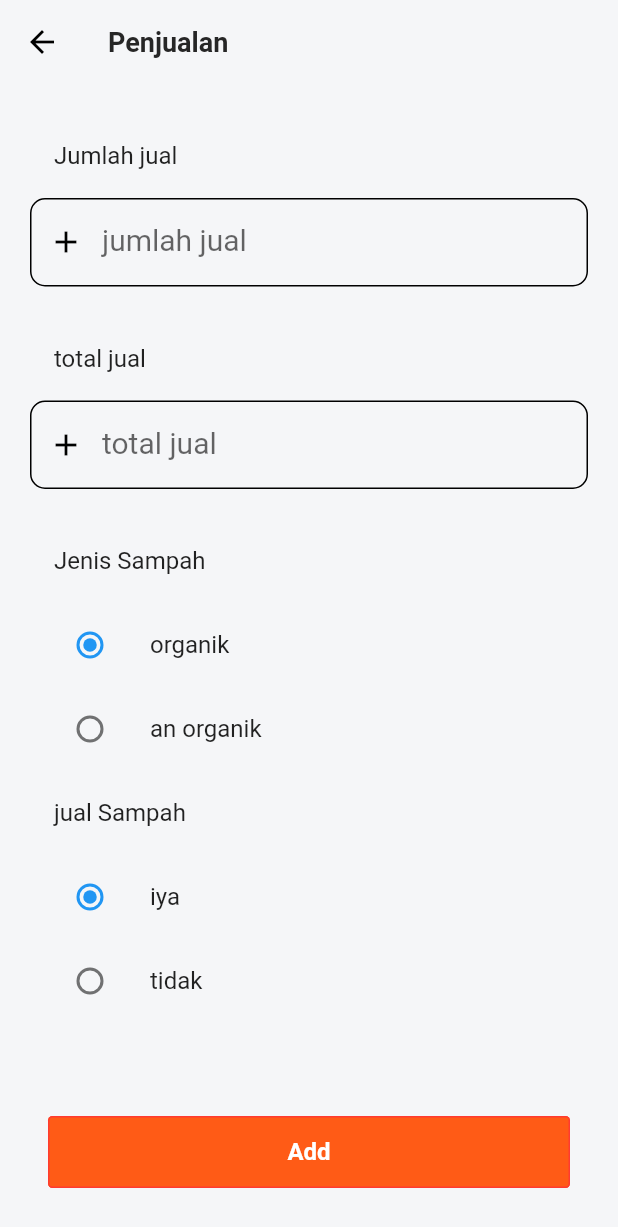
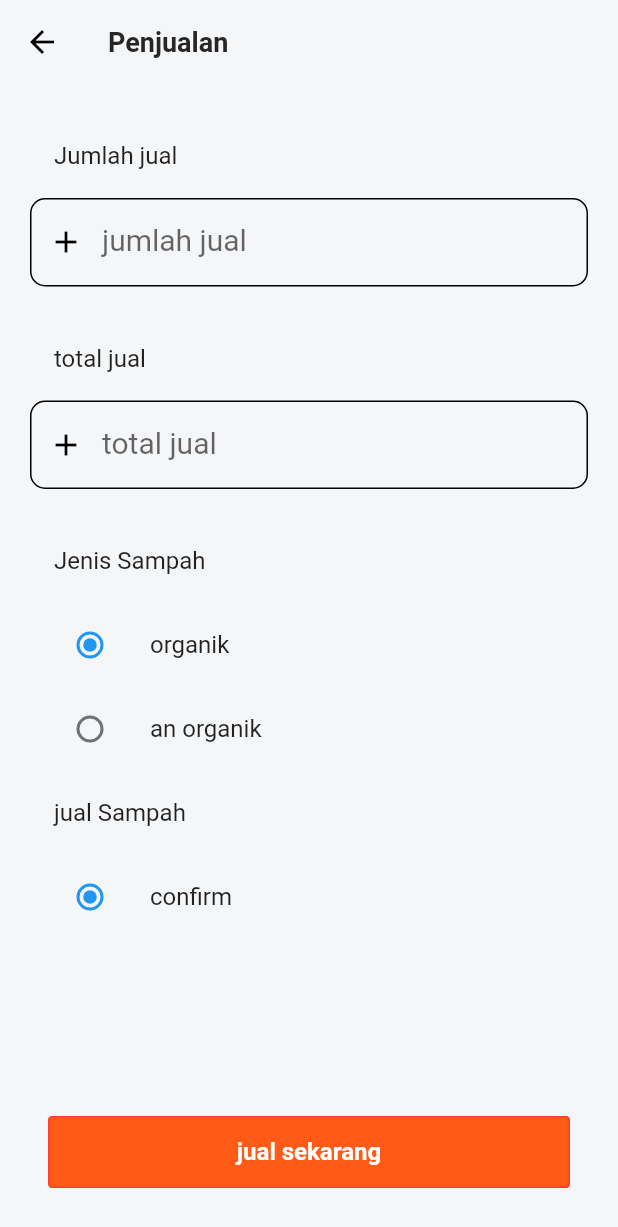
Before and after one commit to noersy/simbasa, a Flutter app: the PenjualanPage screen opened directly, on a phone screen of 412 x 824 dp. Shown: the top 1227 px of the screen. Run offline on Flutter 3.47's test engine with Material 2 defaults, Android fonts, the phone set to English and light mode, and no system bars; our stand-ins replace fl_chart, flutter_spinkit, shared_preferences; accounts and stored records are empty; Roboto replaces fonts that are missing (Mulish).

Commit message:
perbaikan lagi

```diff
--- a/lib/view/DasboardPage/TransactionsPage/PenarikanPage.dart
+++ b/lib/view/DasboardPage/TransactionsPage/PenarikanPage.dart
@@ -113,7 +113,7 @@ class _PenarikanPageState extends State<PenarikanPage> {
                     ),
                     onPressed: () {},
                     child: Text(
-                      "Add",
+                      "tarik sekarang",
                       style: TypographyStyle.button1.merge(
                         TextStyle(
                           color: PaletteColor.primarybg,
--- a/lib/view/DasboardPage/TransactionsPage/PenjualanPage.dart
+++ b/lib/view/DasboardPage/TransactionsPage/PenjualanPage.dart
@@ -8,12 +8,11 @@ class PenjualanPage extends StatefulWidget {
   _PenjualanPageState createState() => _PenjualanPageState();
 }
 enum SingingCharacter { organik, anorganik }
-enum SingingCharacter2 { yes, no }
+enum SingingCharacter2 { confirm }
 
 class _PenjualanPageState extends State<PenjualanPage> {
-  static const String _title = 'radio button';
   SingingCharacter _character = SingingCharacter.organik;
-  SingingCharacter2 _character2 = SingingCharacter2.yes;
+  SingingCharacter2 _character2 = SingingCharacter2.confirm;
   final TextEditingController _jumlahInput = new TextEditingController();
   final TextEditingController _totalInput = new TextEditingController();
   // final TextEditingController _kelaminInput = new TextEditingController();
@@ -124,21 +123,9 @@ class _PenjualanPageState extends State<PenjualanPage> {
                     ),
                     ListTile(title: Text('jual Sampah'),),
                     ListTile(
-                      title: const Text('iya'),
+                      title: const Text('confirm'),
                       leading: Radio<SingingCharacter2>(
-                        value: SingingCharacter2.yes,
-                        groupValue: _character2,
-                        onChanged: (SingingCharacter2 value2){
-                          setState(() {
-                            _character2 = value2;
-                          });
-                        },
-                      ),
-                    ),
-                    ListTile(
-                      title: const Text('tidak'),
-                      leading: Radio<SingingCharacter2>(
-                        value: SingingCharacter2.no,
+                        value: SingingCharacter2.confirm,
                         groupValue: _character2,
                         onChanged: (SingingCharacter2 value2){
                           setState(() {
@@ -167,7 +154,7 @@ class _PenjualanPageState extends State<PenjualanPage> {
                     ),
                     onPressed: () {},
                     child: Text(
-                      "Add",
+                      "jual sekarang",
                       style: TypographyStyle.button1.merge(
                         TextStyle(
                           color: PaletteColor.primarybg,
```
